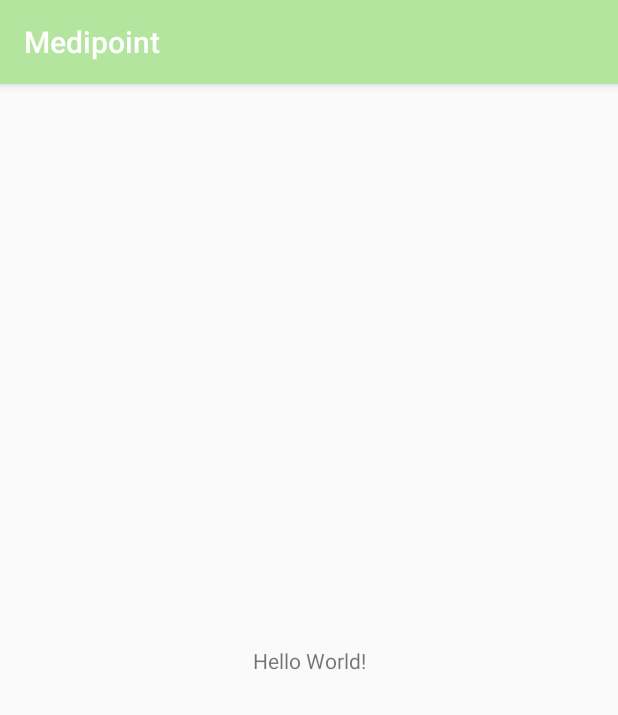
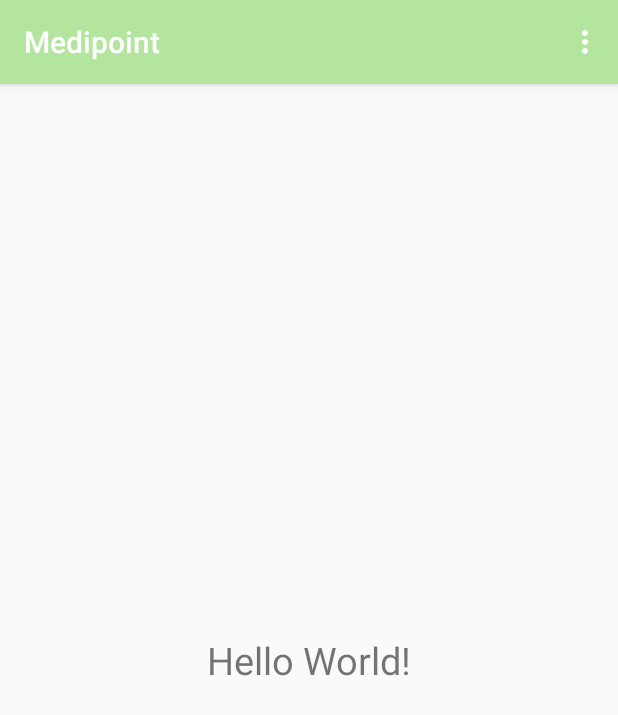
Before and after one commit to NamamiShanker/DoctorAppointmentApp, an Android app: the screen it shows after launch (MainActivity), on a phone screen of 412 x 824 dp. Shown: the top 715 px of the screen. Run offline under Robolectric (Android 15) with nearby library versions, the phone set to English and light mode, and no system bars; our stand-ins replace Firebase (no records; nobody signed in at launch, a user with empty details on screens opened directly); libraries missing offline, so code that uses them is left out: com.firebase.ui; Roboto replaces fonts that are not available here; 1 statement that could not run was skipped.

```diff
--- a/app/src/main/AndroidManifest.xml
+++ b/app/src/main/AndroidManifest.xml
@@ -10,6 +10,9 @@
         android:supportsRtl="true"
         android:theme="@style/AppTheme">
         <activity android:name=".splash_screen">
+            <!--android:theme="@style/AppTheme.Splash"-->
+
+
             <intent-filter>
                 <action android:name="android.intent.action.MAIN" />
 
--- a/app/src/main/java/com/example/android/medipoint/MainActivity.java
+++ b/app/src/main/java/com/example/android/medipoint/MainActivity.java
@@ -1,14 +1,113 @@
 package com.example.android.medipoint;
 
+import androidx.annotation.NonNull;
+import androidx.annotation.Nullable;
 import androidx.appcompat.app.AppCompatActivity;
 
+import android.content.Intent;
 import android.os.Bundle;
+import android.view.Menu;
+import android.view.MenuInflater;
+import android.view.MenuItem;
+import android.widget.TextView;
+import android.widget.Toast;
+
+import com.firebase.ui.auth.AuthUI;
+import com.google.firebase.auth.FirebaseAuth;
+import com.google.firebase.auth.FirebaseUser;
+
+import java.util.Arrays;
 
 public class MainActivity extends AppCompatActivity {
-
+    private static final int RC_SIGN_IN =100 ;
+    private FirebaseAuth mAuth;
+    private String mUsername="ANONYMOUS";
+    TextView textView;
+    private FirebaseAuth.AuthStateListener mFirebaseAuthStateListener;
     @Override
     protected void onCreate(Bundle savedInstanceState) {
         super.onCreate(savedInstanceState);
         setContentView(R.layout.activity_main);
+        mAuth= FirebaseAuth.getInstance();
+        textView=(TextView) findViewById(R.id.username);
+        mFirebaseAuthStateListener = new FirebaseAuth.AuthStateListener() {
+            @Override
+            public void onAuthStateChanged(@NonNull FirebaseAuth firebaseAuth) {
+                FirebaseUser user = firebaseAuth.getCurrentUser();
+                if (user != null) {
+                    onSigninInitialized(user.getDisplayName());
+                } else {
+                    onSignoutCleanup();
+                    startActivityForResult(
+                            AuthUI.getInstance()
+                                    .createSignInIntentBuilder()
+                                    .setIsSmartLockEnabled(false)
+                                    .setAvailableProviders(Arrays.asList(
+                                            new AuthUI.IdpConfig.EmailBuilder().build(),
+                                            new AuthUI.IdpConfig.GoogleBuilder().build()))
+                                    .build(),
+                            RC_SIGN_IN);
+                }
+            }
+        };
+    }
+
+    private void onSignoutCleanup() {
+        mUsername="ANONYMOUS";
+    }
+
+    private void onSigninInitialized(String displayName) {
+        mUsername="Hey! "+displayName;
+        textView.setText(mUsername);
+    }
+
+    @Override
+    protected void onActivityResult(int requestCode, int resultCode, @Nullable Intent data) {
+        super.onActivityResult(requestCode, resultCode, data);
+        if(requestCode==RC_SIGN_IN)
+        {
+            if(resultCode==RESULT_OK)
+            {
+                Toast.makeText(MainActivity.this,"Signin successfull!",Toast.LENGTH_SHORT).show();
+            }
+            else if(resultCode==RESULT_CANCELED)
+            {
+                Toast.makeText(MainActivity.this,"Signin failed!",Toast.LENGTH_SHORT).show();
+                finish();
+            }
+
+        }
+    }
+    @Override
+    protected void onResume() {
+        super.onResume();
+        mAuth.addAuthStateListener(mFirebaseAuthStateListener);
+    }
+    @Override
+    protected void onPause()
+    {
+        super.onPause();
+        if (mFirebaseAuthStateListener != null) {
+            mAuth.removeAuthStateListener(mFirebaseAuthStateListener);
+        }
+    }
+    @Override
+    public boolean onCreateOptionsMenu(Menu menu)
+    {
+        MenuInflater inflater=getMenuInflater();
+        inflater.inflate(R.menu.main_menu,menu);
+        return true;
+    }
+    @Override
+    public boolean onOptionsItemSelected(MenuItem item)
+    {
+        switch (item.getItemId())
+        {
+            case R.id.sign_out_menu:
+            {
+                AuthUI.getInstance().signOut(this);
+            }
+        }
+        return super.onOptionsItemSelected(item);
     }
 }
--- a/app/src/main/java/com/example/android/medipoint/splash_screen.java
+++ b/app/src/main/java/com/example/android/medipoint/splash_screen.java
@@ -1,5 +1,6 @@
 package com.example.android.medipoint;
 
+import androidx.appcompat.app.ActionBar;
 import androidx.appcompat.app.AppCompatActivity;
 
 import android.content.Intent;
--- a/app/src/main/res/layout/activity_main.xml
+++ b/app/src/main/res/layout/activity_main.xml
@@ -7,9 +7,11 @@
     tools:context=".MainActivity">
 
     <TextView
+        android:id="@+id/username"
         android:layout_width="wrap_content"
         android:layout_height="wrap_content"
         android:text="Hello World!"
+        android:textSize="25sp"
         app:layout_constraintBottom_toBottomOf="parent"
         app:layout_constraintLeft_toLeftOf="parent"
         app:layout_constraintRight_toRightOf="parent"
--- /dev/null
+++ b/app/src/main/res/menu/main_menu.xml
@@ -0,0 +1,9 @@
+<?xml version="1.0" encoding="utf-8"?>
+<menu xmlns:android="http://schemas.android.com/apk/res/android"
+    xmlns:app="http://schemas.android.com/apk/res-auto">
+<item
+    android:id="@+id/sign_out_menu"
+    android:title="Sign Out"
+    app:showAsAction="collapseActionView"
+    />
+</menu>
--- a/app/src/main/res/values/styles.xml
+++ b/app/src/main/res/values/styles.xml
@@ -6,5 +6,9 @@
         <item name="colorPrimaryDark">@color/colorPrimaryDark</item>
         <item name="colorAccent">@color/colorAccent</item>
     </style>
+    <!--<style name="AppTheme.Splash" parent="@style/Theme.AppCompat.NoActionBar">
+        <item name="android:windowFullscreen">true</item>
+        <item name="android:windowContentOverlay">@null</item>
+    </style>-->
 
 </resources>
--- a/build.gradle
+++ b/build.gradle
@@ -6,6 +6,7 @@ buildscript {
     }
     dependencies {
         classpath "com.android.tools.build:gradle:4.0.1"
+        classpath 'com.google.gms:google-services:4.3.3'
 
         // NOTE: Do not place your application dependencies here; they belong
         // in the individual module build.gradle files
```
Also changed, not shown: app/build.gradle (+8 -2 lines), 1 other file.
